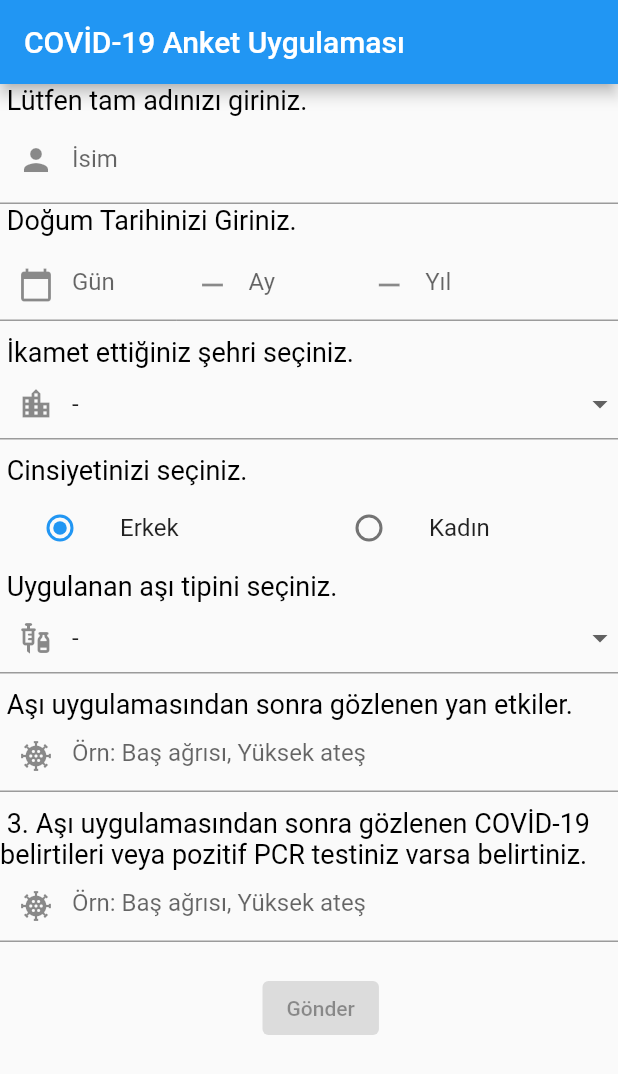
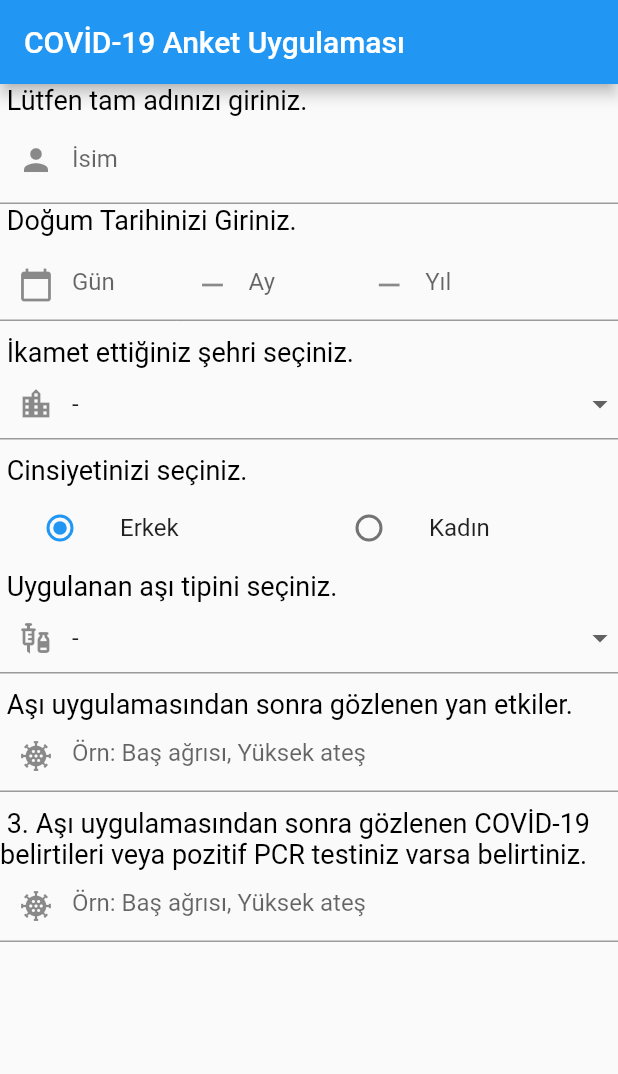
Before and after one commit to Vurals/survey_app, a Flutter app: the screen it shows after launch, on a phone screen of 412 x 824 dp. Shown: the top 1074 px of the screen. Run offline on Flutter 3.47's test engine with Material 2 defaults, Android fonts, the phone set to English and light mode, and no system bars.

Commit message:
make "Send" button invinsible when all of the fields are not filled

```diff
--- a/lib/main.dart
+++ b/lib/main.dart
@@ -524,7 +524,8 @@ class MyCustomFormState extends State<MyCustomForm> {
           ),
           Container(
               padding: const EdgeInsets.only(left: 175.0, top: 20.0),
-              child: ElevatedButton(
+              child: status
+                  ? ElevatedButton(
                       child: const Text('Gönder'),
                       onPressed: status
                           ? () {
@@ -538,12 +539,15 @@ class MyCustomFormState extends State<MyCustomForm> {
                                 );
                                 // If the form is valid, display a Snackbar.
                                 // ignore: deprecated_member_use
-                          Scaffold.of(context).showSnackBar(const SnackBar(
-                              content: Text('Data is in processing.')));
+                                Scaffold.of(context).showSnackBar(
+                                    const SnackBar(
+                                        content:
+                                            Text('Data is in processing.')));
                               }
                             }
                           : null,
-              )),
+                    )
+                  : new Container()),
         ],
       ),
     );
```
Lines whose indentation alone changed are shown as unchanged.
